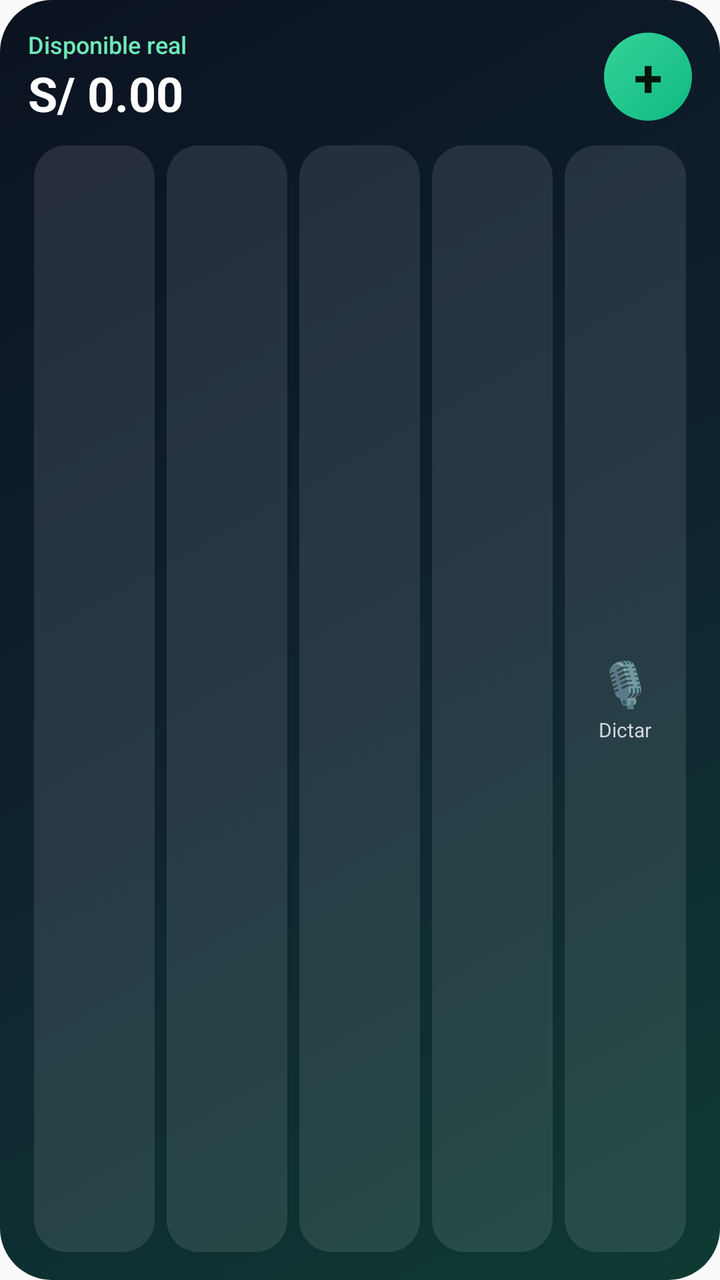
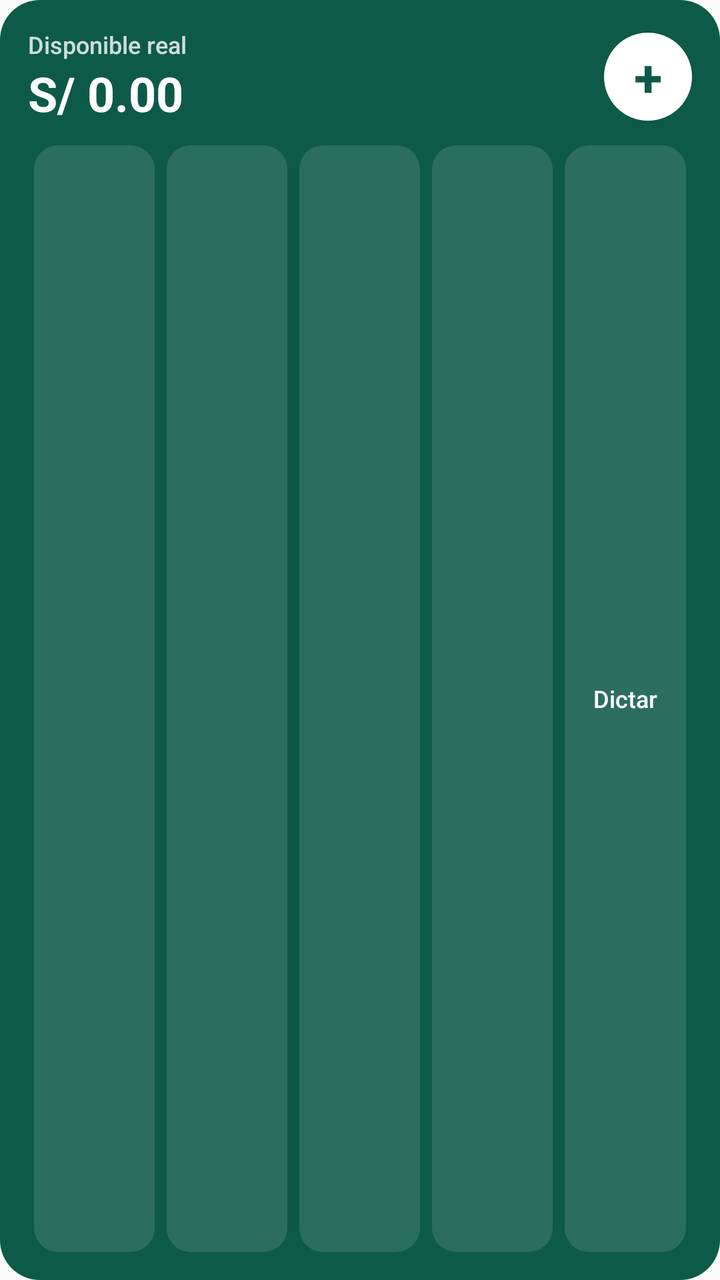

Two renders of the same Android screen: before a commit and after it. Below are the layout's source before the change and the commit's diff.
<!-- AndroidManifest.xml: application theme AppTheme -->
<!-- res/layout/widget_plata.xml -->
<?xml version="1.0" encoding="utf-8"?>
<LinearLayout xmlns:android="http://schemas.android.com/apk/res/android"
    android:id="@+id/widget_root"
    android:layout_width="match_parent"
    android:layout_height="match_parent"
    android:background="@drawable/widget_bg"
    android:orientation="vertical"
    android:padding="14dp">

    <LinearLayout
        android:layout_width="match_parent"
        android:layout_height="wrap_content"
        android:gravity="center_vertical"
        android:orientation="horizontal">

        <LinearLayout
            android:id="@+id/widget_header"
            android:layout_width="0dp"
            android:layout_height="wrap_content"
            android:layout_weight="1"
            android:orientation="vertical">

            <TextView
                android:id="@+id/widget_label"
                android:layout_width="wrap_content"
                android:layout_height="wrap_content"
                android:text="Disponible real"
                android:textColor="#6EE7B7"
                android:textSize="12sp"
                android:fontFamily="sans-serif-medium" />

            <TextView
                android:id="@+id/widget_amount"
                android:layout_width="wrap_content"
                android:layout_height="wrap_content"
                android:maxLines="1"
                android:text="S/ 0.00"
                android:textColor="#FFFFFF"
                android:textSize="24sp"
                android:textStyle="bold" />
        </LinearLayout>

        <TextView
            android:id="@+id/widget_add"
            android:layout_width="44dp"
            android:layout_height="44dp"
            android:background="@drawable/widget_add_bg"
            android:contentDescription="Registrar movimiento"
            android:gravity="center"
            android:text="+"
            android:textColor="#04140D"
            android:textSize="26sp"
            android:textStyle="bold" />
    </LinearLayout>

    <LinearLayout
        android:layout_width="match_parent"
        android:layout_height="0dp"
        android:layout_marginTop="10dp"
        android:layout_weight="1"
        android:orientation="horizontal">

        <LinearLayout android:id="@+id/tile0" style="@style/WidgetTile">
            <TextView android:id="@+id/tile0_emoji" style="@style/WidgetTileEmoji" />
            <TextView android:id="@+id/tile0_label" style="@style/WidgetTileLabel" />
        </LinearLayout>

        <LinearLayout android:id="@+id/tile1" style="@style/WidgetTile">
            <TextView android:id="@+id/tile1_emoji" style="@style/WidgetTileEmoji" />
            <TextView android:id="@+id/tile1_label" style="@style/WidgetTileLabel" />
        </LinearLayout>

        <LinearLayout android:id="@+id/tile2" style="@style/WidgetTile">
            <TextView android:id="@+id/tile2_emoji" style="@style/WidgetTileEmoji" />
            <TextView android:id="@+id/tile2_label" style="@style/WidgetTileLabel" />
        </LinearLayout>

        <LinearLayout android:id="@+id/tile3" style="@style/WidgetTile">
            <TextView android:id="@+id/tile3_emoji" style="@style/WidgetTileEmoji" />
            <TextView android:id="@+id/tile3_label" style="@style/WidgetTileLabel" />
        </LinearLayout>

        <LinearLayout android:id="@+id/tile_voice" style="@style/WidgetTile">
            <TextView style="@style/WidgetTileEmoji" android:text="🎙️" />
            <TextView style="@style/WidgetTileLabel" android:text="Dictar" />
        </LinearLayout>
    </LinearLayout>
</LinearLayout>
<!-- resources referenced by this layout -->
<resources>
  <!-- drawable widget_add_bg (drawable) -->
  <?xml version="1.0" encoding="utf-8"?>
  <shape xmlns:android="http://schemas.android.com/apk/res/android" android:shape="oval">
      <gradient android:angle="315" android:startColor="#34D399" android:endColor="#10B981" />
  </shape>
  <!-- drawable widget_bg (drawable) -->
  <?xml version="1.0" encoding="utf-8"?>
  <shape xmlns:android="http://schemas.android.com/apk/res/android" android:shape="rectangle">
      <gradient android:angle="315" android:startColor="#0B1220" android:centerColor="#0F2230" android:endColor="#0E3B33" android:type="linear" />
      <corners android:radius="26dp" />
  </shape>
  <style name="WidgetTile">
          <item name="android:layout_width">0dp</item>
          <item name="android:layout_height">match_parent</item>
          <item name="android:layout_weight">1</item>
          <item name="android:layout_marginStart">3dp</item>
          <item name="android:layout_marginEnd">3dp</item>
          <item name="android:background">@drawable/widget_tile</item>
          <item name="android:gravity">center</item>
          <item name="android:orientation">vertical</item>
          <item name="android:paddingTop">6dp</item>
          <item name="android:paddingBottom">6dp</item>
      </style>
  <style name="WidgetTileEmoji">
          <item name="android:layout_width">wrap_content</item>
          <item name="android:layout_height">wrap_content</item>
          <item name="android:textSize">22sp</item>
      </style>
  <style name="WidgetTileLabel">
          <item name="android:layout_width">wrap_content</item>
          <item name="android:layout_height">wrap_content</item>
          <item name="android:layout_marginTop">2dp</item>
          <item name="android:maxLines">1</item>
          <item name="android:ellipsize">end</item>
          <item name="android:paddingStart">3dp</item>
          <item name="android:paddingEnd">3dp</item>
          <item name="android:textColor">#D0D5DD</item>
          <item name="android:textSize">10sp</item>
      </style>
  <style name="AppTheme" parent="Theme.AppCompat.DayNight.NoActionBar">
          <item name="colorPrimary">@color/colorPrimary</item>
          <item name="colorPrimaryDark">@color/colorPrimaryDark</item>
          <item name="colorAccent">@color/colorAccent</item>
      </style>
  <!-- drawable widget_tile (drawable) -->
  <?xml version="1.0" encoding="utf-8"?>
  <shape xmlns:android="http://schemas.android.com/apk/res/android" android:shape="rectangle">
      <solid android:color="#1AFFFFFF" />
      <corners android:radius="16dp" />
  </shape>
</resources>

<!-- the commit's change to res/layout/widget_plata.xml (unified diff, before → after) -->
@@ -25,7 +25,7 @@
                 android:layout_width="wrap_content"
                 android:layout_height="wrap_content"
                 android:text="Disponible real"
-                android:textColor="#6EE7B7"
+                android:textColor="#CCFFFFFF"
                 android:textSize="12sp"
                 android:fontFamily="sans-serif-medium" />
 
@@ -48,7 +48,7 @@
             android:contentDescription="Registrar movimiento"
             android:gravity="center"
             android:text="+"
-            android:textColor="#04140D"
+            android:textColor="#0E5A48"
             android:textSize="26sp"
             android:textStyle="bold" />
     </LinearLayout>
@@ -81,7 +81,6 @@
         </LinearLayout>
 
         <LinearLayout android:id="@+id/tile_voice" style="@style/WidgetTile">
-            <TextView style="@style/WidgetTileEmoji" android:text="🎙️" />
             <TextView style="@style/WidgetTileLabel" android:text="Dictar" />
         </LinearLayout>
     </LinearLayout>
<!-- resource entries referenced after the edit -->
@@ -3,13 +3,13 @@
   <!-- drawable widget_add_bg (drawable) -->
   <?xml version="1.0" encoding="utf-8"?>
   <shape xmlns:android="http://schemas.android.com/apk/res/android" android:shape="oval">
-      <gradient android:angle="315" android:startColor="#34D399" android:endColor="#10B981" />
+      <solid android:color="#FFFFFF" />
   </shape>
   <!-- drawable widget_bg (drawable) -->
   <?xml version="1.0" encoding="utf-8"?>
   <shape xmlns:android="http://schemas.android.com/apk/res/android" android:shape="rectangle">
-      <gradient android:angle="315" android:startColor="#0B1220" android:centerColor="#0F2230" android:endColor="#0E3B33" android:type="linear" />
-      <corners android:radius="26dp" />
+      <solid android:color="#0E5A48" />
+      <corners android:radius="20dp" />
   </shape>
   <style name="WidgetTile">
           <item name="android:layout_width">0dp</item>
@@ -19,6 +19,8 @@
           <item name="android:layout_marginEnd">3dp</item>
           <item name="android:background">@drawable/widget_tile</item>
           <item name="android:gravity">center</item>
+          <item name="android:paddingStart">4dp</item>
+          <item name="android:paddingEnd">4dp</item>
           <item name="android:orientation">vertical</item>
           <item name="android:paddingTop">6dp</item>
           <item name="android:paddingBottom">6dp</item>
@@ -26,20 +28,19 @@
   <style name="WidgetTileEmoji">
           <item name="android:layout_width">wrap_content</item>
           <item name="android:layout_height">wrap_content</item>
-          <item name="android:textSize">22sp</item>
+          <item name="android:visibility">gone</item>
       </style>
   <style name="WidgetTileLabel">
           <item name="android:layout_width">wrap_content</item>
           <item name="android:layout_height">wrap_content</item>
-          <item name="android:layout_marginTop">2dp</item>
-          <item name="android:maxLines">1</item>
+          <item name="android:maxLines">2</item>
           <item name="android:ellipsize">end</item>
-          <item name="android:paddingStart">3dp</item>
-          <item name="android:paddingEnd">3dp</item>
-          <item name="android:textColor">#D0D5DD</item>
-          <item name="android:textSize">10sp</item>
+          <item name="android:gravity">center</item>
+          <item name="android:textColor">#FFFFFF</item>
+          <item name="android:textSize">12sp</item>
+          <item name="android:fontFamily">sans-serif-medium</item>
       </style>
-  <style name="AppTheme" parent="Theme.AppCompat.DayNight.NoActionBar">
+  <style name="AppTheme" parent="Theme.AppCompat.Light.NoActionBar">
           <item name="colorPrimary">@color/colorPrimary</item>
           <item name="colorPrimaryDark">@color/colorPrimaryDark</item>
           <item name="colorAccent">@color/colorAccent</item>
@@ -47,8 +48,8 @@
   <!-- drawable widget_tile (drawable) -->
   <?xml version="1.0" encoding="utf-8"?>
   <shape xmlns:android="http://schemas.android.com/apk/res/android" android:shape="rectangle">
-      <solid android:color="#1AFFFFFF" />
-      <corners android:radius="16dp" />
+      <solid android:color="#1FFFFFFF" />
+      <corners android:radius="12dp" />
   </shape>
 </resources>
 
